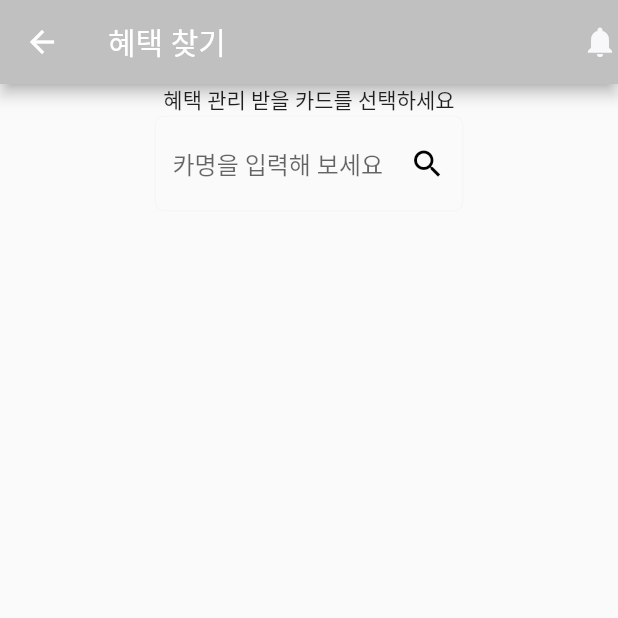
After one commit to Cherry-Picker/CherryPicker_front, a Flutter app: the CardSearchScreen screen opened directly, on a phone screen of 412 x 824 dp, the top half of it. The commit adds this screen. Run offline on Flutter 3.47's test engine with Material 2 defaults, Android fonts, the phone set to English and light mode, and no system bars; our stand-ins replace dropdown_button2, fluttertoast.

Commit message:
SearchScreen file

```diff
--- a/lib/Login/SignupScreen.dart
+++ b/lib/Login/SignupScreen.dart
@@ -167,6 +167,7 @@ class _SignupScreenState extends State<SignupScreen> {
                   width: 120 * w_percent,
                   height: 30 * h_percent,
                   child: TextField(
+                    obscureText: true,
                     cursorColor: CherryPickerColors.maincolor,
                     decoration: InputDecoration(
                         enabledBorder: UnderlineInputBorder(
--- /dev/null
+++ b/lib/Main/CardSearchScreen.dart
@@ -0,0 +1,71 @@
+import 'package:flutter/cupertino.dart';
+import 'package:flutter/material.dart';
+
+import '../main.dart';
+
+class CardSearchScreen extends StatefulWidget {
+  const CardSearchScreen({Key? key}) : super(key: key);
+
+  @override
+  _CardSearchScreenState createState() => _CardSearchScreenState();
+}
+
+class _CardSearchScreenState extends State<CardSearchScreen> {
+  @override
+  Widget build(BuildContext context) {
+
+    final height = MediaQuery.of(context).size.height ;
+    final width = MediaQuery.of(context).size.width ;
+    final h_percent = height/height_whole;
+    final w_percent = width/ width_whole;
+    return Scaffold(
+      appBar: AppBar(
+        backgroundColor:Color(0xffC0C0C0) ,
+        title: Text("혜택 찾기"), actions: [
+        Icon(Icons.notifications, color : Color(0xffF8F8FA))
+      ],),
+      body: SingleChildScrollView(
+
+        child: Container(
+          width: w_percent * width_whole,
+
+          child: Column(
+            children: [
+              Text("혜택 관리 받을 카드를 선택하세요"),
+              Container(
+                width: width * 0.5,
+                  height: height * 0.1,
+                child: TextField(
+                  decoration: InputDecoration(
+                    suffixIcon: IconButton(
+
+                      onPressed: () {
+
+                      },
+                      icon: Icon(Icons.search, color : Colors.black),
+                    ),
+                    hintText:"카명을 입력해 보세요",
+                    focusedBorder: OutlineInputBorder(
+                        borderRadius: BorderRadius.all(Radius.circular(6.0)),
+                        borderSide: BorderSide(width: 1, color: const Color(0xffF6F6F6))
+                    ),
+                    enabledBorder: OutlineInputBorder(
+                        borderRadius: BorderRadius.all(Radius.circular(6.0)),
+                        borderSide: BorderSide(width: 1, color: const Color(0xffF6F6F6))
+                    ),
+                    border: OutlineInputBorder(
+                      borderRadius: BorderRadius.all(Radius.circular(6.0)),
+                    ),
+                  ),
+                ),
+              )
+            ],
+
+          ),
+        ),
+      ),
+
+
+    );
+  }
+}
--- a/lib/PlusAccount/PlusAccountScreen.dart
+++ b/lib/PlusAccount/PlusAccountScreen.dart
@@ -191,7 +191,7 @@ class _PlusAccountState extends State<PlusAccountScreen> {
                 padding: EdgeInsets.zero, // 패딩 설정
                 constraints: BoxConstraints(), // constraints
                 onPressed: () {
-                  Navigator.pop(context);
+
                   Navigator.push(
                     context,
                     MaterialPageRoute(builder: (context) => LoadingScreen(touched)),
```
Also changed, not shown: lib/Login/IdPasswordScreen.dart (+35 -0 lines), lib/Login/LoginScreen2.dart (+7 -0 lines), lib/Main/RecommendScreen.dart (added, +52 -0 lines), lib/PlusAccount/SuccessLoadingScreen.dart (+7 -0 lines), lib/main.dart (+4 -4 lines), 13 other files.
